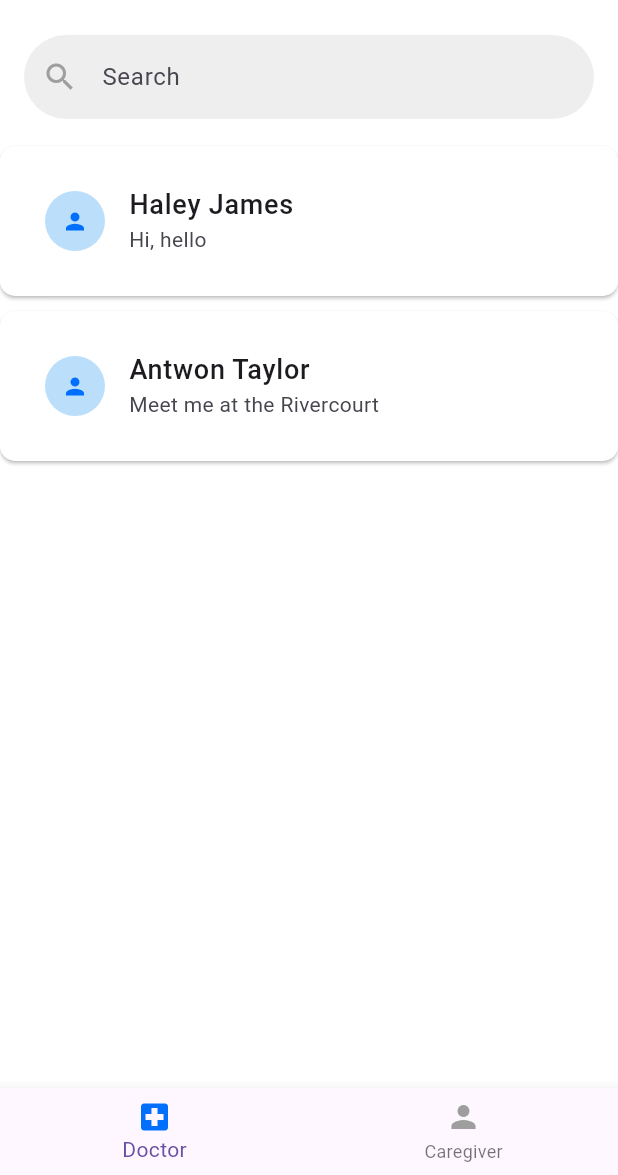
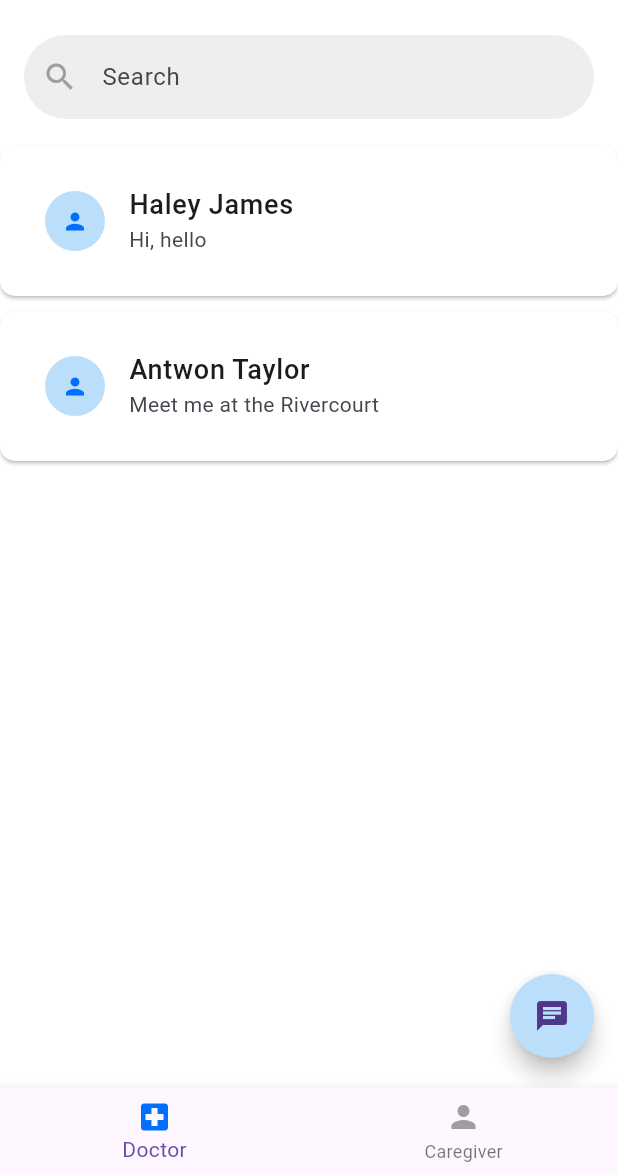
Before and after one commit to Arpit-Raj1/HealthCare-App, a Flutter app: the MessagesScreen screen opened by its route, on a phone screen of 412 x 824 dp, the part 61-1236 px from its top. Run offline on Flutter 3.47's test engine with Material 3 defaults, Android fonts, the light colour scheme and no system bars; our stand-ins replace file_picker, firebase_auth, firebase_core, flutter_chat_types, flutter_svg, google_fonts and 6 more; missing offline and left inert: flutter_polyline_points; accounts and stored records are empty; project files that could hold a hidden picture were left out.

Commit message:
feat: Ai chat button add

```diff
--- a/swastify/lib/main.dart
+++ b/swastify/lib/main.dart
@@ -36,7 +36,7 @@ class MyApp extends StatelessWidget {
           initialRoute:
               loginProvider.isLoggedIn
                   ? AppRoutes.medicineAlerts
-                  : AppRoutes.login,
+                  : AppRoutes.medicineAlerts,
           onGenerateRoute: AppRoutes.generateRoute,
           debugShowCheckedModeBanner: false,
         );
--- a/swastify/lib/pages/chat_page.dart
+++ b/swastify/lib/pages/chat_page.dart
@@ -30,12 +30,29 @@ class MessagesScreen extends StatefulWidget {
 
 class _MessagesScreenState extends State<MessagesScreen> {
   int _selectedIndex = 0;
+  bool _showHelpText = false;
+
+  void _showTooltip() {
+    setState(() {
+      _showHelpText = true;
+    });
+    Future.delayed(Duration(seconds: 2), () {
+      if (mounted) {
+        setState(() {
+          _showHelpText = false;
+        });
+      }
+    });
+  }
+
   @override
   Widget build(BuildContext context) {
     return Scaffold(
       appBar: Appbar(title: AppStrings.messages),
       drawer: SideBar(selectedIndex: 4),
-      body: Column(
+      body: Stack(
+        children: [
+          Column(
             children: [
               Padding(
                 padding: const EdgeInsets.symmetric(
@@ -61,7 +78,9 @@ class _MessagesScreenState extends State<MessagesScreen> {
                     SizedBox(height: 10),
                     ElevatedButton(
                       onPressed: () {
-                    Navigator.of(context).pushNamed(AppRoutes.messagingPage);
+                        Navigator.of(
+                          context,
+                        ).pushNamed(AppRoutes.messagingPage);
                       },
                       style: ElevatedButton.styleFrom(
                         backgroundColor: AppColors.background,
@@ -79,7 +98,9 @@ class _MessagesScreenState extends State<MessagesScreen> {
                     SizedBox(height: 10),
                     ElevatedButton(
                       onPressed: () {
-                    Navigator.of(context).pushNamed(AppRoutes.messagingPage);
+                        Navigator.of(
+                          context,
+                        ).pushNamed(AppRoutes.messagingPage);
                       },
                       style: ElevatedButton.styleFrom(
                         backgroundColor: AppColors.background,
@@ -92,6 +113,44 @@ class _MessagesScreenState extends State<MessagesScreen> {
                         name: "Antwon Taylor",
                         message: "Meet me at the Rivercourt",
                         unreadMessages: 0,
+                      ),
+                    ),
+                  ],
+                ),
+              ),
+            ],
+          ),
+
+          // Floating Help Button and Tooltip
+          Positioned(
+            bottom: 20,
+            right: 16,
+            child: Column(
+              crossAxisAlignment: CrossAxisAlignment.end,
+              children: [
+                if (_showHelpText)
+                  Container(
+                    margin: EdgeInsets.only(bottom: 8),
+                    padding: EdgeInsets.symmetric(horizontal: 12, vertical: 8),
+                    decoration: BoxDecoration(
+                      color: AppColors.black,
+                      borderRadius: BorderRadius.circular(8),
+                    ),
+                    child: Text(
+                      "Want some help?",
+                      style: TextStyle(
+                        color: AppColors.buttonText,
+                        fontSize: 14,
+                      ),
+                    ),
+                  ),
+                GestureDetector(
+                  onLongPress: _showTooltip,
+                  child: FloatingActionButton(
+                    onPressed: () {},
+                    backgroundColor: Colors.blue[100],
+                    child: Icon(Icons.chat),
+                    shape: CircleBorder(),
                   ),
                 ),
               ],
```
Lines whose indentation alone changed are shown as unchanged.
